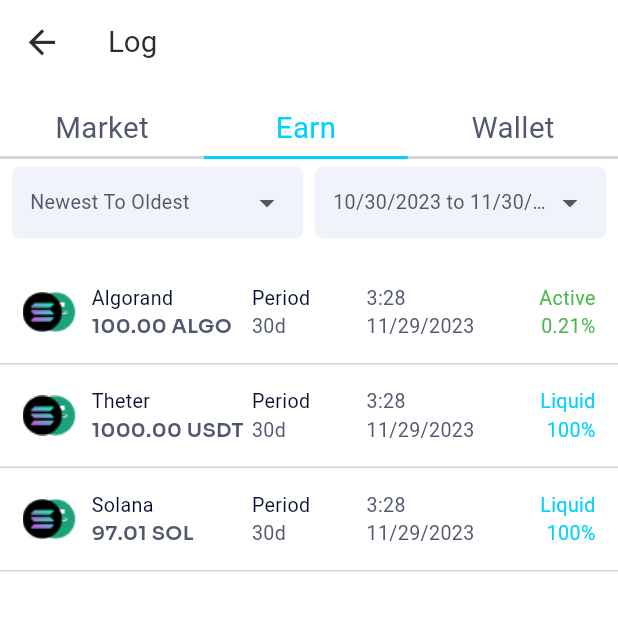
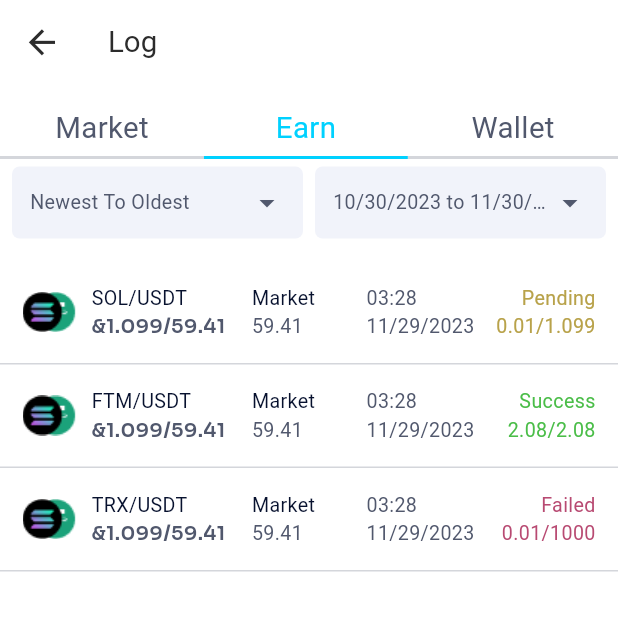
Before and after one commit to North-Star-Metrics-dev/ntsmetrics, a Flutter app: the screen it shows after launch, on a phone screen of 412 x 824 dp, the top half of it. Run offline on Flutter 3.47's test engine with Material 3 defaults, Android fonts, the phone set to English and light mode, and no system bars; our stand-ins replace google_fonts, intl_phone_number_input, pin_code_fields; Roboto replaces fonts that are missing (Alata); project files that could hold a hidden picture were left out.

Commit message:
Iphone52_market_log_screen added

```diff
--- /dev/null
+++ b/lib/Iphone52marketlog/view/marketlog_screen.dart
@@ -0,0 +1,263 @@
+import 'package:flutter/cupertino.dart';
+import 'package:flutter/material.dart';
+import 'package:google_fonts/google_fonts.dart';
+import 'package:ntsmetrics/Iphone52marketlog/view/marketlogcustomlist.dart';
+
+class MarketlogScreen extends StatefulWidget {
+  const MarketlogScreen({super.key});
+
+  @override
+  State<MarketlogScreen> createState() => _MarketlogScreenState();
+}
+
+class _MarketlogScreenState extends State<MarketlogScreen> {
+  int selectedIndex = 1;
+  @override
+  Widget build(BuildContext context) {
+    double width = MediaQuery.of(context).size.width;
+    return Scaffold(
+      backgroundColor: Colors.white,
+      appBar: AppBar(
+        leading: IconButton(
+          icon: Icon(Icons.arrow_back,
+            color: Color(0xFF2C2C2C),
+            size: 26.2,
+          ),
+          onPressed: () {
+            // Handle back button press
+          },
+        ),
+        title: Text('Log',
+          style: GoogleFonts.alata(
+            fontSize: 19.65,
+            fontWeight: FontWeight.w400,
+            color: Color(0xFF2C2C2C),
+          ),
+        ),
+        backgroundColor: Colors.white,
+      ),
+      body:
+      Column(
+        children: [
+          SizedBox(
+            height: 15,
+          ),
+
+          //market,earn,wallet button
+          Row(
+            children: [
+              InkWell(
+                onTap: () {
+                  setState(() {
+                    selectedIndex = 0;
+                  });
+                },
+                child: Column(
+                  mainAxisAlignment: MainAxisAlignment.center,
+                  children: [
+                    Text(
+                      "Market",
+                      style: GoogleFonts.alata(
+                          color: selectedIndex == 0 ? Color(0xFF00D1FF) : Color(0xFF51586D),
+                          fontWeight: FontWeight.w400,
+                          fontSize: 19.65
+                      ),
+                    ),
+                    SizedBox(height: 5),
+                    if (selectedIndex == 0)
+                      Container(
+                        height: 2,
+                        width: width * 0.33,
+                        color: Color(0xFF00D1FF),
+                      )
+                    else
+                      Container(
+                        height: 2,
+                        width: width * 0.33,
+                        color: Color(0xFFD4D6DB),
+                      )
+                  ],
+                ),
+              ),
+              InkWell(
+                onTap: () {
+                  setState(() {
+                    selectedIndex = 1;
+                  });
+                },
+                child: Column(
+                  mainAxisAlignment: MainAxisAlignment.center,
+                  children: [
+                    Text(
+                      "Earn",
+                      style: GoogleFonts.alata(
+                          color: selectedIndex == 1 ? Color(0xFF00D1FF) : Color(0xFF51586D),
+                          fontWeight: FontWeight.w400,
+                          fontSize: 19.65
+                      ),
+                    ),
+                    SizedBox(height: 5),
+                    if (selectedIndex == 1)
+                      Container(
+                        height: 2,
+                        width: width * 0.33,
+                        color: Color(0xFF00D1FF),
+                      )
+                    else
+                      Container(
+                        height: 2,
+                        width: width * 0.33,
+                        color: Color(0xFFD4D6DB),
+                      )
+                  ],
+                ),
+              ),
+              InkWell(
+                onTap: () {
+                  setState(() {
+                    selectedIndex = 2;
+                  });
+                },
+                child: Column(
+                  mainAxisAlignment: MainAxisAlignment.center,
+                  children: [
+                    Text(
+                      "Wallet",
+                      style: GoogleFonts.alata(
+                          color: selectedIndex == 2 ? Color(0xFF00D1FF) : Color(0xFF51586D),
+                          fontWeight: FontWeight.w400,
+                          fontSize: 19.65
+                      ),
+                    ),
+                    SizedBox(height: 5),
+                    if (selectedIndex == 2)
+                      Container(
+                        height: 2,
+                        width: width * 0.33,
+                        color: Color(0xFF00D1FF),
+                      )
+                    else
+                      Container(
+                        height: 2,
+                        width: width * 0.34,
+                        color: Color(0xFFD4D6DB),
+                      )
+                  ],
+                ),
+              ),
+            ],
+          ),
+
+          SizedBox(
+            height: 5,
+          ),
+
+          //newest to oldest,and the date dropdown
+          Row(
+            mainAxisAlignment: MainAxisAlignment.spaceEvenly,
+            children: [
+              SizedBox(width: 8),
+              Expanded(
+                flex: 1,
+                child: Container(
+                  decoration: BoxDecoration(
+                    color: Color(0xFFF1F3FA),
+                    borderRadius: BorderRadius.circular(5),
+                  ),
+                  child: Padding(
+                    padding: const EdgeInsets.symmetric(horizontal: 12, vertical: 12),
+                    child: Row(
+                      mainAxisAlignment: MainAxisAlignment.spaceBetween,
+                      children: [
+                        Flexible(
+                          child: Text(
+                            "Newest To Oldest",
+                            style: GoogleFonts.alata(
+                              fontWeight: FontWeight.w400,
+                              fontSize: 13.1,
+                              color: Color(0xFF51586D),
+                            ),
+                            overflow: TextOverflow.ellipsis, // Ensure text doesn't overflow
+                          ),
+                        ),
+                        Icon(Icons.arrow_drop_down, color: Color(0xFF51586D)),
+                      ],
+                    ),
+                  ),
+                ),
+              ),
+              SizedBox(width: 8), // Add a bit of spacing between the containers
+              Expanded(
+                flex: 1,
+                child: Container(
+                  decoration: BoxDecoration(
+                    color: Color(0xFFF1F3FA),
+                    borderRadius: BorderRadius.circular(5),
+                  ),
+                  child: Padding(
+                    padding: const EdgeInsets.symmetric(horizontal: 12, vertical: 12),
+                    child: Row(
+                      mainAxisAlignment: MainAxisAlignment.spaceBetween,
+                      children: [
+                        Flexible(
+                          child: Text(
+                            "10/30/2023 to 11/30/2023",
+                            style: GoogleFonts.alata(
+                              fontWeight: FontWeight.w400,
+                              fontSize: 13.1,
+                              color: Color(0xFF51586D),
+                            ),
+                            overflow: TextOverflow.ellipsis, // Ensure text doesn't overflow
+                          ),
+                        ),
+                        Icon(Icons.arrow_drop_down, color: Color(0xFF51586D)),
+                      ],
+                    ),
+                  ),
+                ),
+              ),
+              SizedBox(width: 8),
+            ],
+          ),
+
+          SizedBox(
+            height: 15,
+          ),
+          Marketlogcustomlist(
+              r1c1: "SOL/USDT",
+              r1c2: "&1.099/59.41",
+              r2c1: "Market",
+              r2c2: "59.41",
+              r3c1: "03:28",
+              r3c2: "11/29/2023",
+              r4c1: "Pending",
+              r4c2: "0.01/1.099",
+              status: "pending"
+          ),
+          Marketlogcustomlist(
+              r1c1: "FTM/USDT",
+              r1c2: "&1.099/59.41",
+              r2c1: "Market",
+              r2c2: "59.41",
+              r3c1: "03:28",
+              r3c2: "11/29/2023",
+              r4c1: "Success",
+              r4c2: "2.08/2.08",
+              status: "success"
+          ),
+          Marketlogcustomlist(
+              r1c1: "TRX/USDT",
+              r1c2: "&1.099/59.41",
+              r2c1: "Market",
+              r2c2: "59.41",
+              r3c1: "03:28",
+              r3c2: "11/29/2023",
+              r4c1: "Failed",
+              r4c2: "0.01/1000",
+              status: "failed"
+          )
+        ],
+      ),
+    );
+  }
+}
--- /dev/null
+++ b/lib/Iphone52marketlog/view/marketlogcustomlist.dart
@@ -0,0 +1,166 @@
+import 'package:flutter/cupertino.dart';
+import 'package:flutter/material.dart';
+import 'package:google_fonts/google_fonts.dart';
+
+class Marketlogcustomlist extends StatelessWidget {
+  final String r1c1;
+  final String r1c2;
+  final String r2c1;
+  final String r2c2;
+  final String r3c1;
+  final String r3c2;
+  final String r4c1;
+  final String r4c2;
+  final String status;
+
+  const Marketlogcustomlist({
+    required this.r1c1,
+    required this.r1c2,
+    required this.r2c1,
+    required this.r2c2,
+    required this.r3c1,
+    required this.r3c2,
+    required this.r4c1,
+    required this.r4c2,
+    required this.status
+});
+
+  @override
+  Widget build(BuildContext context) {
+    double width = MediaQuery.of(context).size.width;
+    return Container(
+      color: Colors.transparent,
+      child: Column(
+        children: [
+          Padding(
+            padding: const EdgeInsets.symmetric(horizontal: 15, vertical: 15),
+            child: Row(
+              mainAxisAlignment: MainAxisAlignment.spaceBetween,
+              children: [
+                Expanded(
+                  flex: 4,
+                  child: Row(
+                    children: [
+                      Image.asset("assets/images/transaction_pair.png"),
+                      Padding(
+                        padding: const EdgeInsets.only(left: 10),
+                        child: Column(
+                          crossAxisAlignment: CrossAxisAlignment.start,
+                          children: [
+                            ConstrainedBox(
+                              constraints: BoxConstraints(maxWidth: width * 0.25),
+                              child: Text(
+                                r1c1,
+                                style: GoogleFonts.alata(
+                                  fontWeight: FontWeight.w400,
+                                  fontSize: 13.1,
+                                  color: Color(0xFF07112E),
+                                ),
+                                overflow: TextOverflow.ellipsis,
+                              ),
+                            ),
+                            ConstrainedBox(
+                              constraints: BoxConstraints(maxWidth: width * 0.25),
+                              child: Text(
+                                r1c2,
+                                style: GoogleFonts.sora(
+                                  fontWeight: FontWeight.w600,
+                                  fontSize: 13.1,
+                                  color: Color(0xFF51586D),
+                                ),
+                                overflow: TextOverflow.ellipsis,
+                              ),
+                            ),
+                          ],
+                        ),
+                      ),
+                    ],
+                  ),
+                ),
+                Expanded(
+                  flex: 2,
+                  child: Column(
+                    crossAxisAlignment: CrossAxisAlignment.start,
+                    children: [
+                      Text(
+                        r2c1,
+                        style: GoogleFonts.alata(
+                          fontWeight: FontWeight.w400,
+                          fontSize: 13.1,
+                          color: Color(0xFF07112E),
+                        ),
+                      ),
+                      Text(
+                        r2c2,
+                        style: GoogleFonts.alata(
+                          fontWeight: FontWeight.w400,
+                          fontSize: 13.1,
+                          color: Color(0xFF51586D),
+                        ),
+                      ),
+                    ],
+                  ),
+                ),
+                Expanded(
+                  flex: 2,
+                  child: Column(
+                    crossAxisAlignment: CrossAxisAlignment.start,
+                    children: [
+                      Text(
+                        r3c1,
+                        style: GoogleFonts.alata(
+                          fontWeight: FontWeight.w400,
+                          fontSize: 13.1,
+                          color: Color(0xFF51586D),
+                        ),
+                      ),
+                      Text(
+                        r3c2,
+                        style: GoogleFonts.alata(
+                          fontWeight: FontWeight.w400,
+                          fontSize: 13.1,
+                          color: Color(0xFF51586D),
+                        ),
+                      ),
+                    ],
+                  ),
+                ),
+                Expanded(
+                  flex: 2,
+                  child: Column(
+                    crossAxisAlignment: CrossAxisAlignment.end,
+                    children: [
+                      Text(
+                        r4c1,
+                        style: GoogleFonts.alata(
+                          fontWeight: FontWeight.w400,
+                          fontSize: 13.1,
+                          color: status == "pending" ? Color(0xFFB8A24A) : status == "success" ? Color(0xFF4ABD48) : Color(0xFFB84A72),
+                        ),
+                        overflow: TextOverflow.ellipsis,
+                      ),
+                      Text(
+                        r4c2,
+                        style: GoogleFonts.alata(
+                          fontWeight: FontWeight.w400,
+                          fontSize: 13.1,
+                          color: status == "pending" ? Color(0xFFB8A24A) : status == "success" ? Color(0xFF4ABD48) : Color(0xFFB84A72),
+                        ),
+                        overflow: TextOverflow.ellipsis,
+                      ),
+                    ],
+                  ),
+                ),
+              ],
+            ),
+          ),
+          Container(
+            height: 1,
+            width: double.infinity,
+            color: Color(0xFFD4D6DB),
+          ),
+        ],
+      ),
+    );
+  }
+}
--- a/lib/main.dart
+++ b/lib/main.dart
@@ -1,6 +1,7 @@
 import 'package:flutter/material.dart';
 
 import 'Iphone51transactiondetails/view/transactiondetails_screen.dart';
+import 'Iphone52marketlog/view/marketlog_screen.dart';
 import 'iphone52earnlog/view/iphone51earnlog_screen.dart';
 
 
@@ -15,7 +16,7 @@
   Widget build(BuildContext context) {
     return MaterialApp(
       debugShowCheckedModeBanner: false,
-      home: Iphone51earnlogScreen() ,
+      home: MarketlogScreen() ,
     );
   }
 }
```
